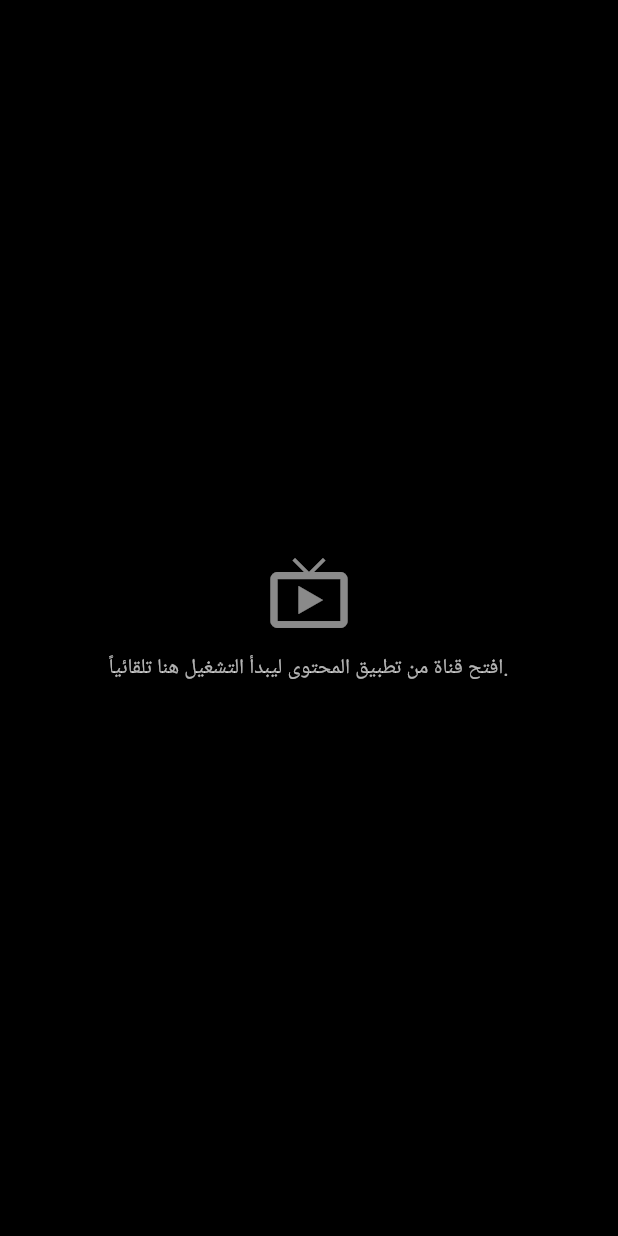
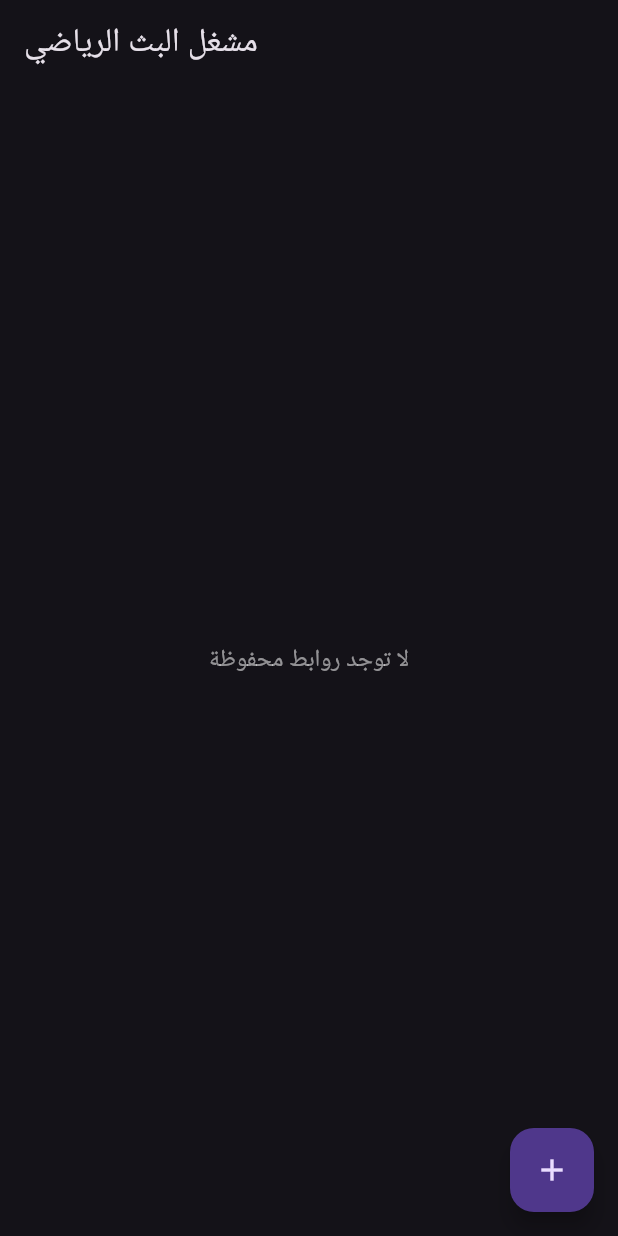
Before and after one commit to midoalhashmi-ux/sports_player, a Flutter app: the screen it shows after launch, on a phone screen of 412 x 824 dp. Run offline on Flutter 3.47's test engine with Material 3 defaults, Android fonts, the phone set to English and light mode, and no system bars; our stand-ins replace app_links, cloud_firestore, cloud_functions, firebase_core, shared_preferences, wakelock_plus; missing offline and left inert: media_kit, media_kit_video, youtube_explode_dart; accounts and stored records are empty.

Commit message:
Add files via upload

```diff
--- a/lib/main.dart
+++ b/lib/main.dart
@@ -6,7 +6,10 @@ import 'package:flutter/material.dart';
 import 'package:media_kit/media_kit.dart';
 
 import 'firebase_options.dart';
+import 'screens/splash_screen.dart';
 import 'screens/watch_screen.dart';
+
+final navigatorKey = GlobalKey<NavigatorState>();
 
 Future<void> main() async {
   WidgetsFlutterBinding.ensureInitialized();
@@ -80,13 +83,6 @@ class _ErrorApp extends StatelessWidget {
       );
 }
 
-class _PendingPlay {
-  final String? channelId;
-  final String? url;
-  final bool isYoutube;
-  const _PendingPlay({this.channelId, this.url, this.isYoutube = false});
-}
-
 class PlayerApp extends StatefulWidget {
   const PlayerApp({super.key});
   @override
@@ -96,7 +92,6 @@ class PlayerApp extends StatefulWidget {
 class _PlayerAppState extends State<PlayerApp> {
   final _appLinks = AppLinks();
   StreamSubscription<Uri>? _linkSub;
-  _PendingPlay? _pending;
 
   @override
   void initState() {
@@ -120,12 +115,20 @@ class _PlayerAppState extends State<PlayerApp> {
       return;
     }
 
-    setState(() => _pending = _PendingPlay(
+    // نفتح شاشة التشغيل فوق الشاشة الرئيسية (وليس بدلاً منها) — بهذا الشكل
+    // يقدر المستخدم دائماً يغلق/يرجع بدون ما يعلق ويضطر يقفل التطبيق.
+    navigatorKey.currentState?.push(
+      MaterialPageRoute(
+        builder: (_) => WatchScreen(
+          key: ValueKey(channelId ?? url),
           channelId:
               (channelId != null && channelId.isNotEmpty) ? channelId : null,
-          url: (url != null && url.isNotEmpty) ? Uri.decodeFull(url) : null,
-          isYoutube: type == 'youtube',
-        ));
+          externalUrl:
+              (url != null && url.isNotEmpty) ? Uri.decodeFull(url) : null,
+          externalIsYoutube: type == 'youtube',
+        ),
+      ),
+    );
   }
 
   @override
@@ -136,45 +139,13 @@ class _PlayerAppState extends State<PlayerApp> {
 
   @override
   Widget build(BuildContext context) {
-    final pending = _pending;
     return MaterialApp(
+      navigatorKey: navigatorKey,
       title: 'مشغل البث',
       debugShowCheckedModeBanner: false,
       theme: ThemeData.dark(useMaterial3: true),
       locale: const Locale('ar'),
-      home: pending == null
-          ? const _WaitingForChannelScreen()
-          : WatchScreen(
-              key: ValueKey(pending.channelId ?? pending.url),
-              channelId: pending.channelId,
-              externalUrl: pending.url,
-              externalIsYoutube: pending.isYoutube,
-            ),
+      home: const SplashScreen(),
     );
   }
 }
-
-class _WaitingForChannelScreen extends StatelessWidget {
-  const _WaitingForChannelScreen();
-  @override
-  Widget build(BuildContext context) => Scaffold(
-        backgroundColor: Colors.black,
-        body: Center(
-          child: Padding(
-            padding: const EdgeInsets.all(24),
-            child: Column(
-              mainAxisSize: MainAxisSize.min,
-              children: const [
-                Icon(Icons.live_tv, size: 56, color: Colors.white54),
-                SizedBox(height: 12),
-                Text(
-                  'افتح قناة من تطبيق المحتوى ليبدأ التشغيل هنا تلقائياً.',
-                  textAlign: TextAlign.center,
-                  style: TextStyle(color: Colors.white70),
-                ),
-              ],
-            ),
-          ),
-        ),
-      );
-}
--- /dev/null
+++ b/lib/screens/home_screen.dart
@@ -0,0 +1,100 @@
+import 'package:flutter/material.dart';
+
+import '../services/saved_link_service.dart';
+import 'add_url_screen.dart';
+import 'watch_screen.dart';
+
+class HomeScreen extends StatefulWidget {
+  const HomeScreen({super.key});
+
+  @override
+  State<HomeScreen> createState() => _HomeScreenState();
+}
+
+class _HomeScreenState extends State<HomeScreen> {
+  List<SavedLink> _links = [];
+  bool _loading = true;
+
+  @override
+  void initState() {
+    super.initState();
+    _reload();
+  }
+
+  Future<void> _reload() async {
+    final links = await SavedLinkService.loadAll();
+    if (!mounted) return;
+    setState(() {
+      _links = links;
+      _loading = false;
+    });
+  }
+
+  Future<void> _openAddUrl() async {
+    final added = await Navigator.of(context).push<bool>(
+      MaterialPageRoute(builder: (_) => const AddUrlScreen()),
+    );
+    if (added == true) _reload();
+  }
+
+  void _play(SavedLink link) {
+    Navigator.of(context).push(
+      MaterialPageRoute(
+        builder: (_) => WatchScreen(
+          externalUrl: link.url,
+          externalUserAgent: link.userAgent,
+        ),
+      ),
+    );
+  }
+
+  Future<void> _delete(SavedLink link) async {
+    await SavedLinkService.delete(link.id);
+    _reload();
+  }
+
+  @override
+  Widget build(BuildContext context) {
+    return Scaffold(
+      appBar: AppBar(
+        title: const Text('مشغل البث الرياضي'),
+      ),
+      body: _loading
+          ? const Center(child: CircularProgressIndicator())
+          : _links.isEmpty
+              ? const Center(
+                  child: Text(
+                    'لا توجد روابط محفوظة',
+                    style: TextStyle(color: Colors.white54, fontSize: 16),
+                  ),
+                )
+              : ListView.separated(
+                  padding: const EdgeInsets.all(12),
+                  itemCount: _links.length,
+                  separatorBuilder: (_, __) => const SizedBox(height: 8),
+                  itemBuilder: (context, index) {
+                    final link = _links[index];
+                    return Card(
+                      child: ListTile(
+                        title: Text(link.title),
+                        subtitle: Text(
+                          link.url,
+                          maxLines: 1,
+                          overflow: TextOverflow.ellipsis,
+                        ),
+                        onTap: () => _play(link),
+                        trailing: IconButton(
+                          icon: const Icon(Icons.delete_outline),
+                          onPressed: () => _delete(link),
+                        ),
+                      ),
+                    );
+                  },
+                ),
+      floatingActionButton: FloatingActionButton(
+        onPressed: _openAddUrl,
+        child: const Icon(Icons.add),
+      ),
+    );
+  }
+}
--- /dev/null
+++ b/lib/services/saved_link_service.dart
@@ -0,0 +1,60 @@
+import 'dart:convert';
+
+import 'package:shared_preferences/shared_preferences.dart';
+
+class SavedLink {
+  final String id;
+  final String title;
+  final String url;
+  final String? userAgent;
+
+  const SavedLink({
+    required this.id,
+    required this.title,
+    required this.url,
+    this.userAgent,
+  });
+
+  Map<String, dynamic> toJson() => {
+        'id': id,
+        'title': title,
+        'url': url,
+        'userAgent': userAgent,
+      };
+
+  factory SavedLink.fromJson(Map<String, dynamic> json) => SavedLink(
+        id: json['id'] as String,
+        title: json['title'] as String,
+        url: json['url'] as String,
+        userAgent: json['userAgent'] as String?,
+      );
+}
+
+class SavedLinkService {
+  static const _key = 'saved_links_v1';
+
+  static Future<List<SavedLink>> loadAll() async {
+    final prefs = await SharedPreferences.getInstance();
+    final raw = prefs.getStringList(_key) ?? [];
+    return raw
+        .map((e) => SavedLink.fromJson(jsonDecode(e) as Map<String, dynamic>))
+        .toList();
+  }
+
+  static Future<void> add(SavedLink link) async {
+    final prefs = await SharedPreferences.getInstance();
+    final raw = prefs.getStringList(_key) ?? [];
+    raw.add(jsonEncode(link.toJson()));
+    await prefs.setStringList(_key, raw);
+  }
+
+  static Future<void> delete(String id) async {
+    final prefs = await SharedPreferences.getInstance();
+    final raw = prefs.getStringList(_key) ?? [];
+    final kept = raw.where((e) {
+      final map = jsonDecode(e) as Map<String, dynamic>;
+      return map['id'] != id;
+    }).toList();
+    await prefs.setStringList(_key, kept);
+  }
+}
--- a/pubspec.yaml
+++ b/pubspec.yaml
@@ -26,6 +26,9 @@ dependencies:
   # إبقاء الشاشة مضاءة أثناء المشاهدة
   wakelock_plus: ^1.2.8
 
+  # حفظ الروابط المضافة يدوياً على الجهاز (شاشة "Add URL")
+  shared_preferences: ^2.3.2
+
 dev_dependencies:
   flutter_test:
     sdk: flutter
```
Also changed, not shown: codemagic.yaml (+5 -2 lines), lib/screens/add_url_screen.dart (added, +94 -0 lines), lib/screens/splash_screen.dart (added, +49 -0 lines), lib/screens/watch_screen.dart (+16 -2 lines), 1 other file.
